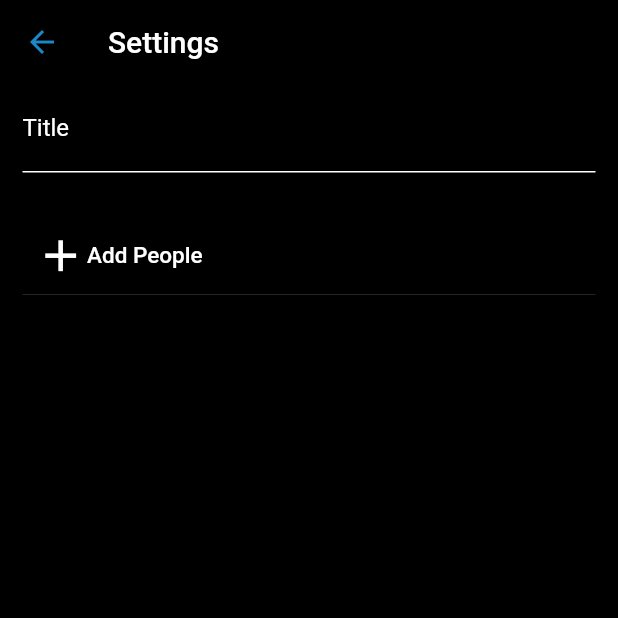
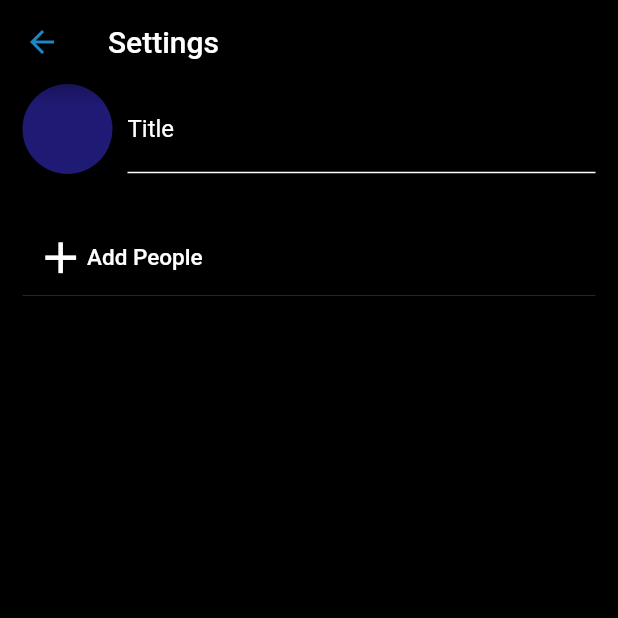
Before and after one commit to vishandesilva/SO-Group-Project, a Flutter app: the ChatSettings screen opened directly with empty values, on a phone screen of 412 x 824 dp, the top half of it. Run offline on Flutter 3.47's test engine with Material 2 defaults, Android fonts, the light colour scheme and no system bars; our stand-ins replace cached_network_image, cloud_firestore, firebase_core, firebase_storage, flutter_countdown_timer, flutter_map and 8 more; missing offline and left inert: animator, firebase_ml_vision, flutter_map_location_marker, flutter_map_marker_cluster, gradient_text, photofilters; accounts and stored records are empty.

Commit message:
v2
fixed settings functionality in chatrooms

```diff
--- a/novus/lib/screens/ChatSettingsPage.dart
+++ b/novus/lib/pages/ChatSettingsPage.dart
@@ -1,25 +1,36 @@
+import 'dart:io';
+
 import 'package:cached_network_image/cached_network_image.dart';
 import 'package:cloud_firestore/cloud_firestore.dart';
+import 'package:firebase_storage/firebase_storage.dart';
 import 'package:flutter/material.dart';
+import 'package:image_cropper/image_cropper.dart';
+import 'package:image_picker/image_picker.dart';
 import 'package:novus/models/user.dart';
 import 'package:novus/pages/HomePage.dart';
 import 'package:novus/pages/ProfilePage.dart';
 import 'package:novus/widgets/ProgressWidget.dart';
 import 'package:persistent_bottom_nav_bar/persistent-tab-view.dart';
+import 'package:uuid/uuid.dart';
 
 List<UserTile> addUsers;
 
 class ChatSettings extends StatefulWidget {
   final String chatId;
   final String name;
+  final String chatUrl;
 
-  ChatSettings({this.chatId, this.name});
+  ChatSettings({this.chatId, this.name, this.chatUrl});
 
   @override
-  _ChatSettingsState createState() => _ChatSettingsState();
+  _ChatSettingsState createState() => _ChatSettingsState(chatUrl: chatUrl);
 }
 
 class _ChatSettingsState extends State<ChatSettings> {
+  String chatUrl;
+
+  _ChatSettingsState({this.chatUrl});
+
   TextEditingController chatTitleController = TextEditingController();
 
   @override
@@ -44,7 +55,20 @@ class _ChatSettingsState extends State<ChatSettings> {
             child: Column(
               crossAxisAlignment: CrossAxisAlignment.start,
               children: [
-                TextField(
+                Row(
+                  children: [
+                    GestureDetector(
+                      onTap: () => changeChatPhoto(),
+                      child: CircleAvatar(
+                        radius: 30,
+                        backgroundImage: widget.chatUrl == "" ? null : CachedNetworkImageProvider(chatUrl),
+                      ),
+                    ),
+                    Container(
+                      width: 10.0,
+                    ),
+                    Expanded(
+                      child: TextField(
                         onSubmitted: (value) => chatReference.doc(widget.chatId).update({'name': chatTitleController.text}),
                         controller: chatTitleController,
                         decoration: InputDecoration(
@@ -61,6 +85,9 @@ class _ChatSettingsState extends State<ChatSettings> {
                           color: Colors.white,
                           decoration: TextDecoration.none,
                         ),
+                      ),
+                    ),
+                  ],
                 ),
                 TextButton(
                   onPressed: () => addMember(),
@@ -246,6 +273,23 @@ class _ChatSettingsState extends State<ChatSettings> {
     }
     return comments;
   }
+
+  changeChatPhoto() async {
+    var imagePicker = ImagePicker();
+    String postID = Uuid().v4();
+    PickedFile tempImage =
+        await imagePicker.getImage(source: ImageSource.gallery, maxHeight: 700, maxWidth: 900, imageQuality: 100);
+    File croppedFile = await ImageCropper.cropImage(sourcePath: tempImage.path, compressQuality: 100, aspectRatioPresets: [
+      CropAspectRatioPreset.square,
+    ]);
+    UploadTask uploadTask = storageReference.child("posts").child("chatphoto_$postID.jpg").putFile(croppedFile);
+    String url = await (await uploadTask).ref.getDownloadURL().catchError((err) => "Photo didnt upload");
+
+    chatReference.doc(widget.chatId).update({"chatUrl": url});
+    setState(() {
+      chatUrl = url;
+    });
+  }
 }
 
 class UserResult extends StatelessWidget {
```
Also changed, not shown: novus/lib/pages/ChatPage.dart (+14 -6 lines), novus/lib/pages/ChatScreen.dart (+7 -3 lines), novus/lib/widgets/ContestWidget.dart (+4 -3 lines). Lines whose indentation alone changed are shown as unchanged.
